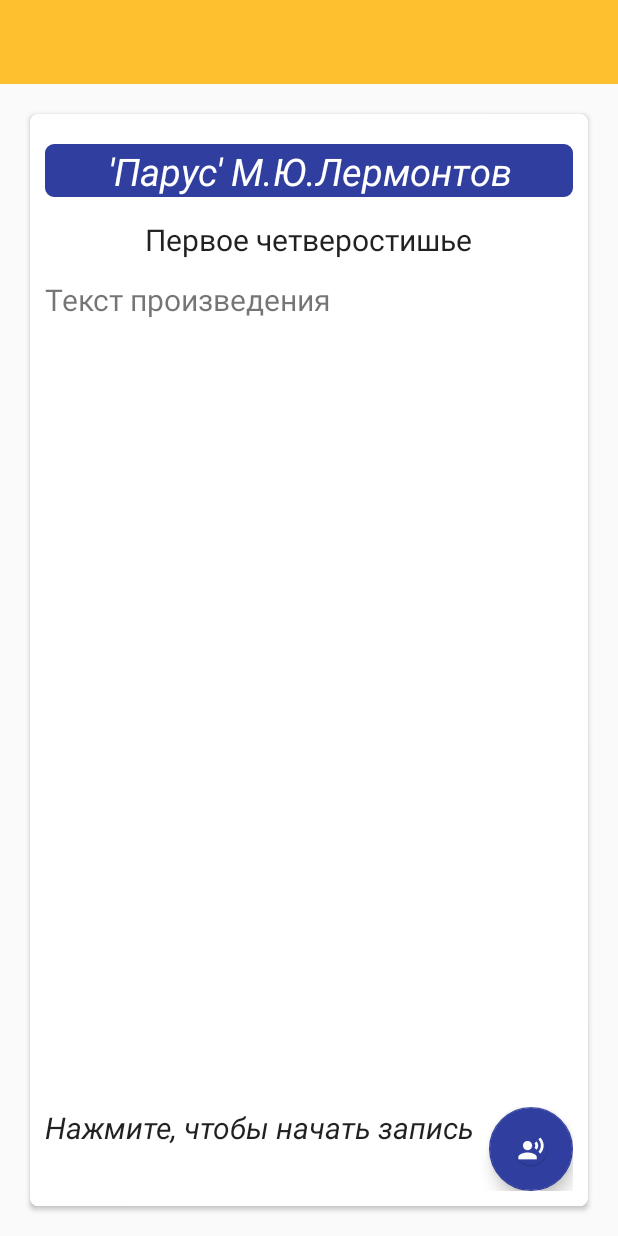
After one commit to Motygullin503/YaTamByl, an Android app: the RecordingActivity screen opened directly, with no data from a screen before it, on a phone screen of 412 x 824 dp. The commit adds this screen. Run offline under Robolectric (Android 15) with nearby library versions, the phone set to English and light mode, and no system bars.

Commit message:
fixed registration issue, voice recording screen added

```diff
--- a/app/src/main/java/ru/ksu/motygullin/yatambyl/activities/AuthActivity.java
+++ b/app/src/main/java/ru/ksu/motygullin/yatambyl/activities/AuthActivity.java
@@ -96,6 +96,9 @@ public class AuthActivity extends AppCompatActivity {
                                     public void onClick(DialogInterface dialog, int id) {
 
                                         sendPasswordResetEmail(userInput.getText().toString());
+                                        if (mAuth.getCurrentUser()!=null){
+                                            mAuth.signOut();
+                                        }
 
                                     }
                                 })
--- /dev/null
+++ b/app/src/main/java/ru/ksu/motygullin/yatambyl/activities/RecordingActivity.java
@@ -0,0 +1,19 @@
+package ru.ksu.motygullin.yatambyl.activities;
+
+import android.support.v7.app.AppCompatActivity;
+import android.os.Bundle;
+
+import ru.ksu.motygullin.yatambyl.R;
+
+public class RecordingActivity extends AppCompatActivity {
+
+
+
+    @Override
+    protected void onCreate(Bundle savedInstanceState) {
+        super.onCreate(savedInstanceState);
+        setContentView(R.layout.activity_recording);
+
+
+    }
+}
--- a/app/src/main/res/layout/activity_general.xml
+++ b/app/src/main/res/layout/activity_general.xml
@@ -54,7 +54,7 @@
         android:textStyle="italic" />
 
     <Button
-        android:id="@+id/edit"
+        android:id="@+id/begin_recording"
         android:layout_width="match_parent"
         android:layout_height="50dp"
         android:layout_alignParentBottom="true"
@@ -68,7 +68,7 @@
         android:layout_height="306dp">
 
         <TextView
-            android:id="@+id/item_text"
+            android:id="@+id/poem_text"
             android:layout_width="match_parent"
             android:layout_height="wrap_content"
 
--- /dev/null
+++ b/app/src/main/res/layout/activity_recording.xml
@@ -0,0 +1,109 @@
+<?xml version="1.0" encoding="utf-8"?>
+<LinearLayout xmlns:android="http://schemas.android.com/apk/res/android"
+    xmlns:app="http://schemas.android.com/apk/res-auto"
+    xmlns:tools="http://schemas.android.com/tools"
+    android:layout_width="match_parent"
+    android:layout_height="match_parent"
+    tools:context="ru.ksu.motygullin.yatambyl.activities.RecordingActivity"
+    android:orientation="vertical">
+
+
+    <android.support.v7.widget.Toolbar
+        android:id="@+id/rec_toolbar"
+        android:background="@color/colorPrimary"
+        android:layout_width="match_parent"
+
+        android:layout_height="wrap_content">
+
+    </android.support.v7.widget.Toolbar>
+
+    <android.support.v7.widget.CardView
+        xmlns:android="http://schemas.android.com/apk/res/android"
+        xmlns:app="http://schemas.android.com/apk/res-auto"
+        android:layout_width="match_parent"
+        android:layout_height="match_parent"
+        android:layout_margin="20dp"
+        android:layout_marginTop="2dp"
+
+        app:cardCornerRadius="5dp"
+        app:contentPadding="10dp">
+
+        <TextView
+            android:id="@+id/item_name"
+            style="@style/Base.TextAppearance.AppCompat.Headline"
+            android:layout_width="wrap_content"
+            android:layout_height="wrap_content"
+            android:layout_alignParentEnd="true"
+            android:layout_alignParentStart="true"
+            android:layout_gravity="center_horizontal"
+            android:layout_marginTop="60dp"
+            android:gravity="center_horizontal"
+            android:text="Первое четверостишье"
+            android:textSize="20sp" />
+
+
+        <TextView
+
+            android:id="@+id/name_and_author"
+            style="@style/TextAppearance.AppCompat.Inverse"
+            android:layout_width="match_parent"
+            android:layout_height="wrap_content"
+            android:layout_marginTop="10dp"
+            android:background="@drawable/rounded_corner"
+            android:text="'Парус' М.Ю.Лермонтов"
+            android:textAlignment="center"
+            android:textSize="25sp"
+            android:textStyle="italic" />
+
+
+
+
+        <ScrollView
+            android:layout_width="match_parent"
+            android:layout_height="306dp"
+            android:layout_marginTop="100dp">
+
+            <TextView
+                android:id="@+id/poem_text"
+                android:layout_width="match_parent"
+                android:layout_height="wrap_content"
+
+                android:text="Текст произведения"
+                android:textAlignment="textStart"
+                android:textSize="20sp" />
+        </ScrollView>
+
+        <LinearLayout
+            android:layout_gravity="bottom"
+            android:layout_width="match_parent"
+            android:layout_height="wrap_content">
+            <TextView
+                style="@style/AlertDialog.AppCompat.Light"
+                android:textStyle="italic"
+                android:layout_weight="4"
+                android:layout_width="0dp"
+                android:layout_height="wrap_content"
+
+                android:gravity="start"
+                android:text="Нажмите, чтобы начать запись"
+                android:textSize="20sp" />
+
+            <android.support.design.widget.FloatingActionButton
+
+                android:src="@mipmap/ic_record"
+                android:id="@+id/record"
+                android:layout_width="wrap_content"
+                android:layout_height="wrap_content"/>
+
+
+        </LinearLayout>
+
+
+
+
+
+    </android.support.v7.widget.CardView>
+
+
+
+</LinearLayout>
```
Also changed, not shown: app/build.gradle (+4 -4 lines), app/src/main/AndroidManifest.xml (+16 -11 lines), app/src/main/java/ru/ksu/motygullin/yatambyl/activities/MainActivity.java (+54 -0 lines), app/src/main/java/ru/ksu/motygullin/yatambyl/activities/RegisterActivity.java (+11 -1 lines), app/src/main/res/drawable/ic_record_voice_over_black_24dp.xml (added, +12 -0 lines), app/src/main/ic_record-web.png (added), app/src/main/res/mipmap-hdpi/ic_pero.png (deleted), app/src/main/res/mipmap-hdpi/ic_record.png (added), app/src/main/res/mipmap-mdpi/ic_pero.png (deleted), app/src/main/res/mipmap-mdpi/ic_record.png (added), app/src/main/res/mipmap-xhdpi/ic_pero.png (deleted), app/src/main/res/mipmap-xhdpi/ic_record.png (added), app/src/main/res/mipmap-xxhdpi/ic_pero.png (deleted), app/src/main/res/mipmap-xxhdpi/ic_record.png (added), 2 more files.
